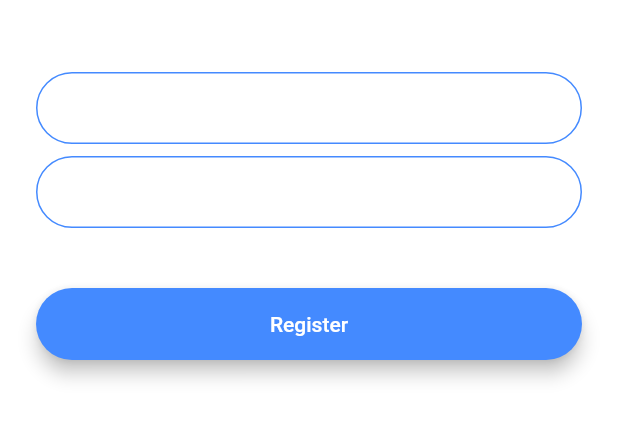
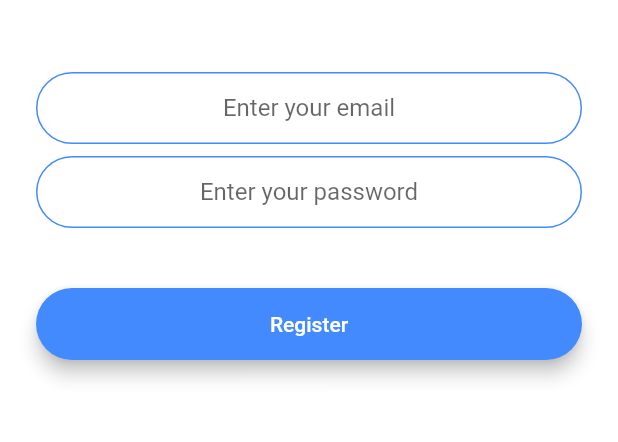
Before and after one commit to williammw/flash-chat, a Flutter app: the screen it shows after launch, after a tap on "Register", on a phone screen of 412 x 824 dp, the part 576-1018 px from its top. Run offline on Flutter 3.47's test engine with Material 2 defaults, Android fonts, the phone set to English and light mode, and no system bars; our stand-ins replace animated_text_kit, firebase_auth, modal_progress_hud; accounts and stored records are empty.

Commit message:
register screen completed

```diff
--- /dev/null
+++ b/lib/components/generic_button.dart
@@ -0,0 +1,30 @@
+import 'package:flutter/material.dart';
+
+class GenericButton extends StatelessWidget {
+  GenericButton({this.color, this.title, @required this.onPressed});
+
+  final Color color;
+  final String title;
+  final Function onPressed;
+
+  @override
+  Widget build(BuildContext context) {
+    return Padding(
+      padding: EdgeInsets.symmetric(vertical: 16.0),
+      child: Material(
+        elevation: 5.0,
+        color: color,
+        borderRadius: BorderRadius.circular(30.0),
+        child: MaterialButton(
+          onPressed: onPressed,
+          minWidth: 200.0,
+          height: 42.0,
+          child: Text(title,
+              style: TextStyle(
+                color: Colors.white,
+              )),
+        ),
+      ),
+    );
+  }
+}
--- a/lib/constants.dart
+++ b/lib/constants.dart
@@ -17,3 +17,19 @@ const kMessageContainerDecoration = BoxDecoration(
     top: BorderSide(color: Colors.lightBlueAccent, width: 2.0),
   ),
 );
+
+const kTestFieldDecoration = InputDecoration(
+  hintText: 'Enter a value',
+  contentPadding: EdgeInsets.symmetric(vertical: 10.0, horizontal: 20.0),
+  border: OutlineInputBorder(
+    borderRadius: BorderRadius.all(Radius.circular(32.0)),
+  ),
+  enabledBorder: OutlineInputBorder(
+    borderSide: BorderSide(color: Colors.blueAccent, width: 1.0),
+    borderRadius: BorderRadius.all(Radius.circular(32.0)),
+  ),
+  focusedBorder: OutlineInputBorder(
+    borderSide: BorderSide(color: Colors.blueAccent, width: 2.0),
+    borderRadius: BorderRadius.all(Radius.circular(32.0)),
+  ),
+);
--- a/lib/main.dart
+++ b/lib/main.dart
@@ -10,11 +10,11 @@ class FlashChat extends StatelessWidget {
   @override
   Widget build(BuildContext context) {
     return MaterialApp(
-        theme: ThemeData.dark().copyWith(
-          textTheme: TextTheme(
-            body1: TextStyle(color: Colors.black54),
-          ),
-        ),
+//        theme: ThemeData.dark().copyWith(
+//          textTheme: TextTheme(
+//            body1: TextStyle(color: Colors.black54),
+//          ),
+//        ),
         initialRoute: WelcomeScreen.id,
         routes: {
           WelcomeScreen.id: (context) => WelcomeScreen(),
--- a/lib/screens/registration_screen.dart
+++ b/lib/screens/registration_screen.dart
@@ -1,4 +1,9 @@
 import 'package:flutter/material.dart';
+import 'package:flash_chat/components/generic_button.dart';
+import 'package:flash_chat/constants.dart';
+import 'package:firebase_auth/firebase_auth.dart';
+import 'package:flash_chat/screens/chat_screen.dart';
+import 'package:modal_progress_hud/modal_progress_hud.dart';
 
 class RegistrationScreen extends StatefulWidget {
   static String id = 'registration_screen';
@@ -7,11 +12,18 @@ class RegistrationScreen extends StatefulWidget {
 }
 
 class _RegistrationScreenState extends State<RegistrationScreen> {
+  final _auth = FirebaseAuth.instance;
+  String email;
+  String password;
+  bool showSpinner = false;
+
   @override
   Widget build(BuildContext context) {
     return Scaffold(
       backgroundColor: Colors.white,
-      body: Padding(
+      body: ModalProgressHUD(
+        inAsyncCall: showSpinner,
+        child: Padding(
           padding: EdgeInsets.symmetric(horizontal: 24.0),
           child: Column(
             mainAxisAlignment: MainAxisAlignment.center,
@@ -28,73 +40,56 @@ class _RegistrationScreenState extends State<RegistrationScreen> {
                 height: 48.0,
               ),
               TextField(
+                keyboardType: TextInputType.emailAddress,
+                textAlign: TextAlign.center,
                 onChanged: (value) {
                   //Do something with the user input.
+                  email = value;
                 },
-              decoration: InputDecoration(
-                hintText: 'Enter your email',
-                contentPadding:
-                    EdgeInsets.symmetric(vertical: 10.0, horizontal: 20.0),
-                border: OutlineInputBorder(
-                  borderRadius: BorderRadius.all(Radius.circular(32.0)),
-                ),
-                enabledBorder: OutlineInputBorder(
-                  borderSide: BorderSide(color: Colors.blueAccent, width: 1.0),
-                  borderRadius: BorderRadius.all(Radius.circular(32.0)),
-                ),
-                focusedBorder: OutlineInputBorder(
-                  borderSide: BorderSide(color: Colors.blueAccent, width: 2.0),
-                  borderRadius: BorderRadius.all(Radius.circular(32.0)),
-                ),
-              ),
+                decoration:
+                    kTestFieldDecoration.copyWith(hintText: 'Enter your email'),
               ),
               SizedBox(
                 height: 8.0,
               ),
               TextField(
+                obscureText: true,
+                textAlign: TextAlign.center,
                 onChanged: (value) {
                   //Do something with the user input.
+                  password = value;
                 },
-              decoration: InputDecoration(
-                hintText: 'Enter your password',
-                contentPadding:
-                    EdgeInsets.symmetric(vertical: 10.0, horizontal: 20.0),
-                border: OutlineInputBorder(
-                  borderRadius: BorderRadius.all(Radius.circular(32.0)),
-                ),
-                enabledBorder: OutlineInputBorder(
-                  borderSide: BorderSide(color: Colors.blueAccent, width: 1.0),
-                  borderRadius: BorderRadius.all(Radius.circular(32.0)),
-                ),
-                focusedBorder: OutlineInputBorder(
-                  borderSide: BorderSide(color: Colors.blueAccent, width: 2.0),
-                  borderRadius: BorderRadius.all(Radius.circular(32.0)),
-                ),
-              ),
+                decoration: kTestFieldDecoration.copyWith(
+                    hintText: 'Enter your password'),
               ),
               SizedBox(
                 height: 24.0,
               ),
-            Padding(
-              padding: EdgeInsets.symmetric(vertical: 16.0),
-              child: Material(
+              GenericButton(
+                title: 'Register',
                 color: Colors.blueAccent,
-                borderRadius: BorderRadius.all(Radius.circular(30.0)),
-                elevation: 5.0,
-                child: MaterialButton(
-                  onPressed: () {
-                    //Implement registration functionality.
+                onPressed: () async {
+                  setState(() {
+                    showSpinner = true;
+                  });
+//                print(email);
+//                print(password);
+                  try {
+                    final newUser = await _auth.createUserWithEmailAndPassword(
+                        email: email, password: password);
+                    if (newUser != null) {
+                      Navigator.pushNamed(context, ChatScreen.id);
+                    }
+                    setState(() {
+                      showSpinner = false;
+                    });
+                  } catch (e) {
+                    print(e);
+                  }
                 },
-                  minWidth: 200.0,
-                  height: 42.0,
-                  child: Text(
-                    'Register',
-                    style: TextStyle(color: Colors.white),
+              )
+            ],
           ),
-                ),
-              ),
-            ),
-          ],
         ),
       ),
     );
--- a/lib/screens/welcome_screen.dart
+++ b/lib/screens/welcome_screen.dart
@@ -1,6 +1,8 @@
 import 'package:flutter/material.dart';
 import 'login_screen.dart';
 import 'registration_screen.dart';
+import 'package:animated_text_kit/animated_text_kit.dart';
+import 'package:flash_chat/components/generic_button.dart';
 
 class WelcomeScreen extends StatefulWidget {
   static String id = 'welcome_screen';
@@ -22,11 +24,9 @@ class _WelcomeScreenState extends State<WelcomeScreen>
     animation = ColorTween(begin: Colors.blueGrey, end: Colors.white)
         .animate(controller);
     controller.forward();
-//    controller.reverse(from: 1.0);
 
     controller.addListener(() {
       setState(() {});
-      //print(animation.value);
     });
   }
 
@@ -55,9 +55,9 @@ class _WelcomeScreenState extends State<WelcomeScreen>
                     height: 60.0,
                   ),
                 ),
-                Text(
-                  'Flash Chat',
-                  style: TextStyle(
+                TypewriterAnimatedTextKit(
+                  text: ['Flash Chat'],
+                  textStyle: TextStyle(
                     fontSize: 45.0,
                     fontWeight: FontWeight.w900,
                   ),
@@ -67,43 +67,21 @@ class _WelcomeScreenState extends State<WelcomeScreen>
             SizedBox(
               height: 48.0,
             ),
-            Padding(
-              padding: EdgeInsets.symmetric(vertical: 16.0),
-              child: Material(
-                elevation: 5.0,
+            GenericButton(
+              title: 'Log In',
               color: Colors.lightBlueAccent,
-                borderRadius: BorderRadius.circular(30.0),
-                child: MaterialButton(
               onPressed: () {
                 //Go to login screen.
                 Navigator.pushNamed(context, LoginScreen.id);
               },
-                  minWidth: 200.0,
-                  height: 42.0,
-                  child: Text(
-                    'Log In',
             ),
-                ),
-              ),
-            ),
-            Padding(
-              padding: EdgeInsets.symmetric(vertical: 16.0),
-              child: Material(
+            GenericButton(
+              title: 'Register',
               color: Colors.blueAccent,
-                borderRadius: BorderRadius.circular(30.0),
-                elevation: 5.0,
-                child: MaterialButton(
               onPressed: () {
-                    //Go to registration screen.
+                //Go to login screen.
                 Navigator.pushNamed(context, RegistrationScreen.id);
               },
-                  minWidth: 200.0,
-                  height: 42.0,
-                  child: Text(
-                    'Register',
-                  ),
-                ),
-              ),
             ),
           ],
         ),
--- a/pubspec.yaml
+++ b/pubspec.yaml
@@ -11,6 +11,11 @@ dependencies:
     sdk: flutter
 
   cupertino_icons: ^0.1.2
+  animated_text_kit: ^1.3.1
+  cloud_firestore: ^0.12.7+1
+  firebase_auth: ^0.11.1+12
+  firebase_core: ^0.4.0+8
+  modal_progress_hud: ^0.1.3
 
 dev_dependencies:
   flutter_test:
```
Also changed, not shown: lib/screens/chat_screen.dart (+25 -0 lines), lib/screens/login_screen.dart (+33 -54 lines), pubspec.lock, 5 other files. Lines whose indentation alone changed are shown as unchanged.
